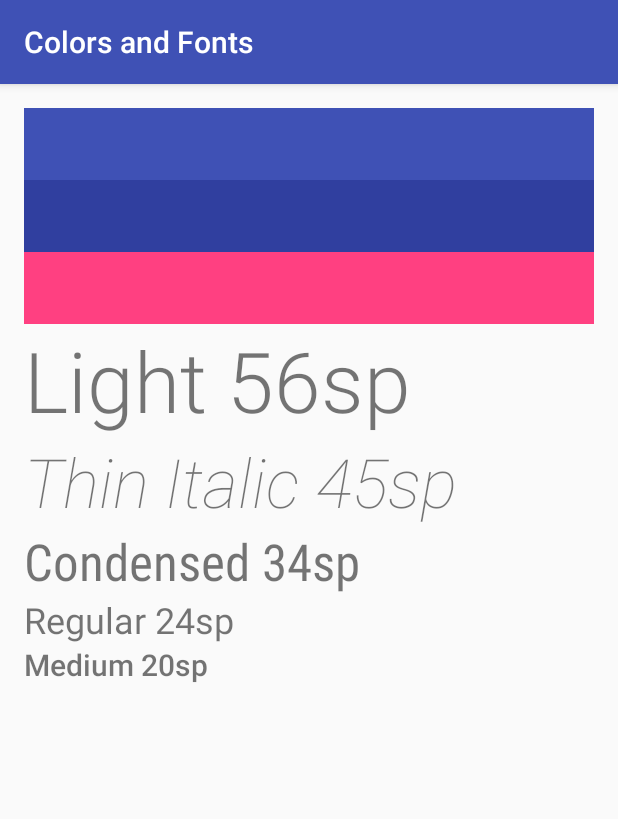
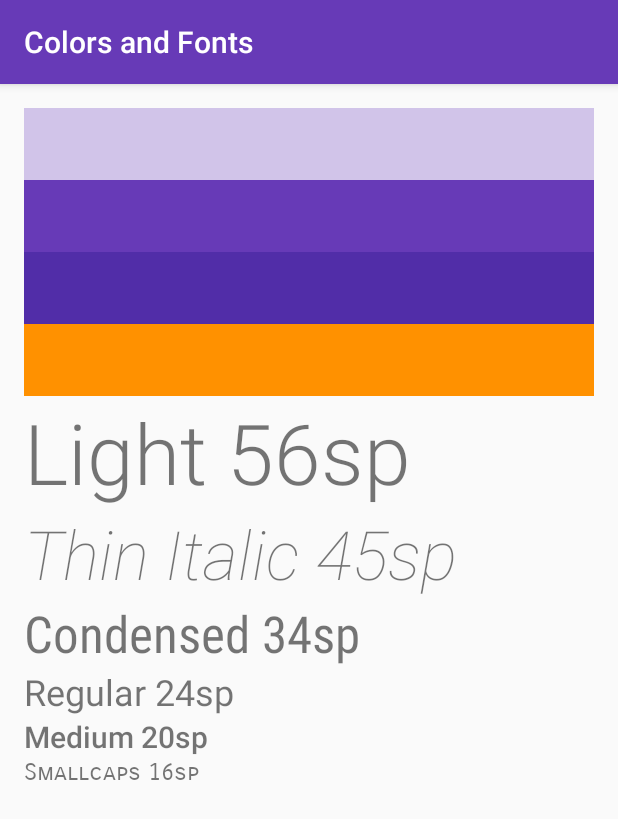
Before and after one commit to cezannec/VisualPolish, an Android app: the ColorFontActivity screen opened directly, with no data from a screen before it, on a phone screen of 412 x 824 dp. Shown: the top 819 px of the screen. Run offline under Robolectric (Android 15) with nearby library versions, the phone set to English and light mode, and no system bars.

Commit message:
T12.01-Solution-ColorsAndFonts

```diff
--- a/app/src/main/res/layout/color_font_activity.xml
+++ b/app/src/main/res/layout/color_font_activity.xml
@@ -13,7 +13,12 @@
 
     <!-- Views for displaying colors -->
 
-    <!-- TODO (3) Add a view to display the newly created "colorPrimaryLight"; layout height = 48dp -->
+    <!-- COMPLETED (3) Add a view to display the newly created "colorPrimaryLight"; layout height = 48dp -->
+
+    <View android:id="@+id/primaryLight"
+        android:layout_width="match_parent"
+        android:layout_height="48dp"
+        android:background="@color/colorPrimaryLight" />
 
     <View android:id="@+id/primary"
         android:layout_width="match_parent"
@@ -74,7 +79,14 @@
         android:textSize="20sp"
         android:fontFamily="sans-serif-medium"/>
 
-    <!-- TODO (4) Add a text view to display text with a size = 16sp, and a font-family = sans-serif-smallcaps -->
+    <!-- COMPLETED (4) Add a text view to display text with a size = 16sp, and a font-family = sans-serif-smallcaps -->
+    <TextView
+        android:id="@+id/text16"
+        android:layout_width="wrap_content"
+        android:layout_height="wrap_content"
+        android:text="@string/smallcaps_16"
+        android:textSize="16sp"
+        android:fontFamily="sans-serif-smallcaps"/>
 
 
 </LinearLayout>
--- a/app/src/main/res/values/colors.xml
+++ b/app/src/main/res/values/colors.xml
@@ -2,14 +2,15 @@
 <resources>
     <!-- Base application colors -->
 
-    <!-- TODO (1) Change the color scheme as follows:
+    <!-- COMPLETED (1) Change the color scheme as follows:
         colorPrimary is #673AB7,
         colorPrimaryDark is #512DA8, and
         colorAccent is #FF9100 -->
 
-    <color name="colorPrimary">#3F51B5</color>
-    <color name="colorPrimaryDark">#303F9F</color>
-    <color name="colorAccent">#FF4081</color>
-    <!-- TODO (2) Create a new color, colorPrimaryLight that is #D1C4E9 -->
+    <color name="colorPrimary">#673AB7</color>
+    <color name="colorPrimaryDark">#512DA8</color>
+    <color name="colorAccent">#FF9100</color>
+    <!-- COMPLETED (2) Create a new color, colorPrimaryLight that is #D1C4E9 -->
+    <color name="colorPrimaryLight">#D1C4E9</color>
 
 </resources>
--- a/app/src/main/res/values/strings.xml
+++ b/app/src/main/res/values/strings.xml
@@ -13,6 +13,7 @@
     <string name="condensed_34">Condensed 34sp</string>
     <string name="reg_24">Regular 24sp</string>
     <string name="medium_20">Medium 20sp</string>
+    <string name="smallcaps_16">Smallcaps 16sp</string>
 
     <!-- Strings used in the style activity -->
     <string name="inbox">Inbox</string>
```
